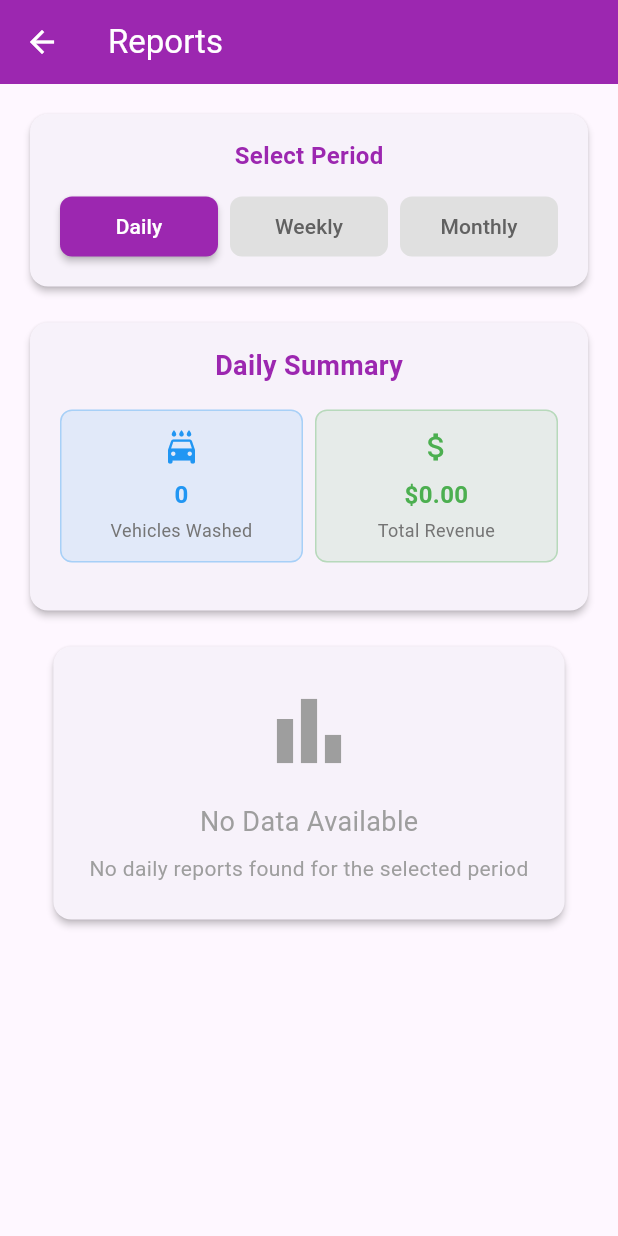
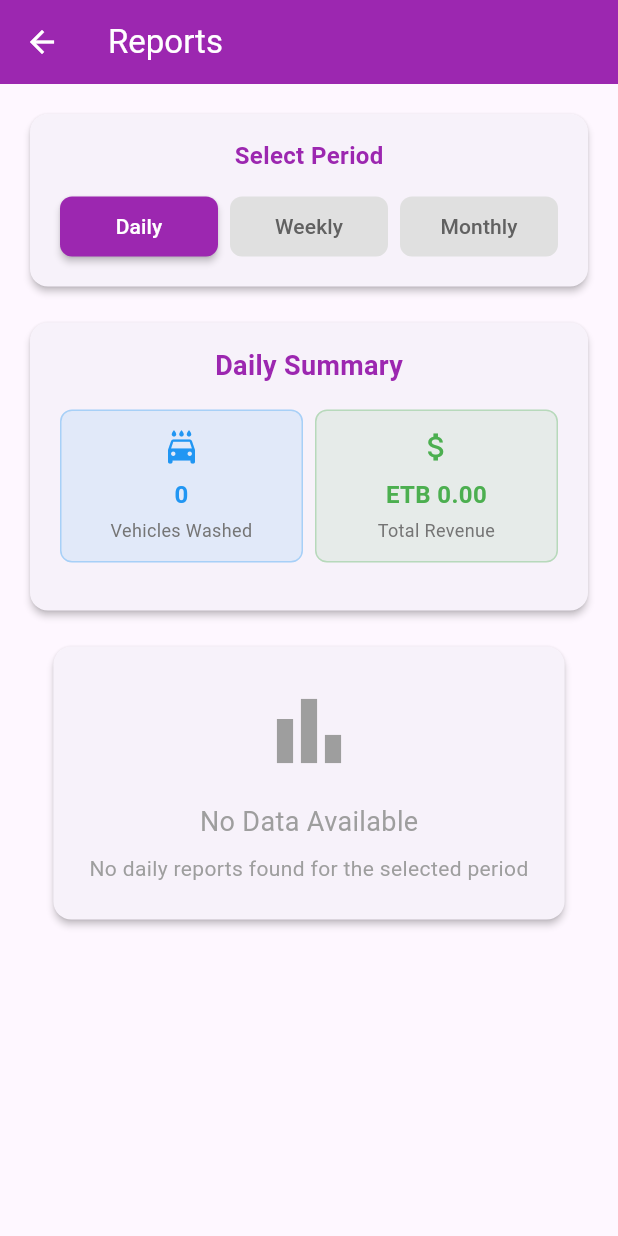
Before and after one commit to kassOmega/car-wash-app, a Flutter app: the Reports screen opened directly, on a phone screen of 412 x 824 dp. Run offline on Flutter 3.47's test engine with Material 3 defaults, Android fonts, the phone set to English and light mode, and no system bars; our stand-ins replace cloud_firestore, firebase_auth, firebase_core; accounts and stored records are empty.

Commit message:
Update currency display from USD to ETB in reports screens for consistency

```diff
--- a/lib/screens/reports.dart
+++ b/lib/screens/reports.dart
@@ -270,7 +270,7 @@ class _ReportsState extends State<Reports> {
                       ),
                       _buildStatCard(
                         'Total Revenue',
-                        '\$${report['totalRevenue'].toStringAsFixed(2)}',
+                        'ETB ${report['totalRevenue'].toStringAsFixed(2)}',
                         Icons.attach_money,
                         Colors.green,
                       ),
@@ -286,13 +286,13 @@ class _ReportsState extends State<Reports> {
                       children: [
                         _buildStatCard(
                           'Total Expenses',
-                          '\$${report['totalExpenses'].toStringAsFixed(2)}',
+                          'ETB ${report['totalExpenses'].toStringAsFixed(2)}',
                           Icons.money_off,
                           Colors.red,
                         ),
                         _buildStatCard(
                           'Net Profit',
-                          '\$${report['netProfit'].toStringAsFixed(2)}',
+                          'ETB ${report['netProfit'].toStringAsFixed(2)}',
                           Icons.trending_up,
                           report['netProfit'] >= 0 ? Colors.green : Colors.red,
                         ),
@@ -449,7 +449,7 @@ class _ReportsState extends State<Reports> {
             style: TextStyle(fontWeight: FontWeight.w500),
           ),
           trailing: Text(
-            '\$${entry.value.toStringAsFixed(2)}',
+            'ETB ${entry.value.toStringAsFixed(2)}',
             style: TextStyle(
               fontWeight: FontWeight.bold,
               color: Colors.green,
--- a/lib/screens/washer_reports.dart
+++ b/lib/screens/washer_reports.dart
@@ -378,21 +378,21 @@ class _WasherReportsScreenState extends State<WasherReportsScreen> {
                           Expanded(
                             child: _buildStatCard(
                               'Total',
-                              '\$${totalRevenue.toStringAsFixed(2)}',
+                              'ETB ${totalRevenue.toStringAsFixed(2)}',
                               Colors.green,
                             ),
                           ),
                           Expanded(
                             child: _buildStatCard(
                               'Commission',
-                              '\$${washerCommission.toStringAsFixed(2)}',
+                              'ETB ${washerCommission.toStringAsFixed(2)}',
                               Colors.orange,
                             ),
                           ),
                           Expanded(
                             child: _buildStatCard(
                               'Owner',
-                              '\$${ownerRevenue.toStringAsFixed(2)}',
+                              'ETB ${ownerRevenue.toStringAsFixed(2)}',
                               Colors.blue,
                             ),
                           ),
@@ -506,7 +506,7 @@ class _WasherReportsScreenState extends State<WasherReportsScreen> {
           overflow: TextOverflow.ellipsis,
         ),
         subtitle: Text(
-          '${report.carWashes.length} vehicles • \$${report.totalRevenue.toStringAsFixed(2)}',
+          '${report.carWashes.length} vehicles • ETB ${report.totalRevenue.toStringAsFixed(2)}',
           style: TextStyle(fontSize: 12),
           overflow: TextOverflow.ellipsis,
         ),
@@ -518,7 +518,7 @@ class _WasherReportsScreenState extends State<WasherReportsScreen> {
             crossAxisAlignment: CrossAxisAlignment.end,
             children: [
               Text(
-                '\$${report.commission.toStringAsFixed(2)}',
+                'ETB ${report.commission.toStringAsFixed(2)}',
                 style: TextStyle(
                   color: Colors.orange,
                   fontWeight: FontWeight.bold,
@@ -588,7 +588,7 @@ class _WasherReportsScreenState extends State<WasherReportsScreen> {
           ),
         ),
         trailing: Text(
-          '\$${carWash.amount.toStringAsFixed(2)}',
+          'ETB ${carWash.amount.toStringAsFixed(2)}',
           style: TextStyle(
             fontWeight: FontWeight.bold,
             color: Colors.green,
```
